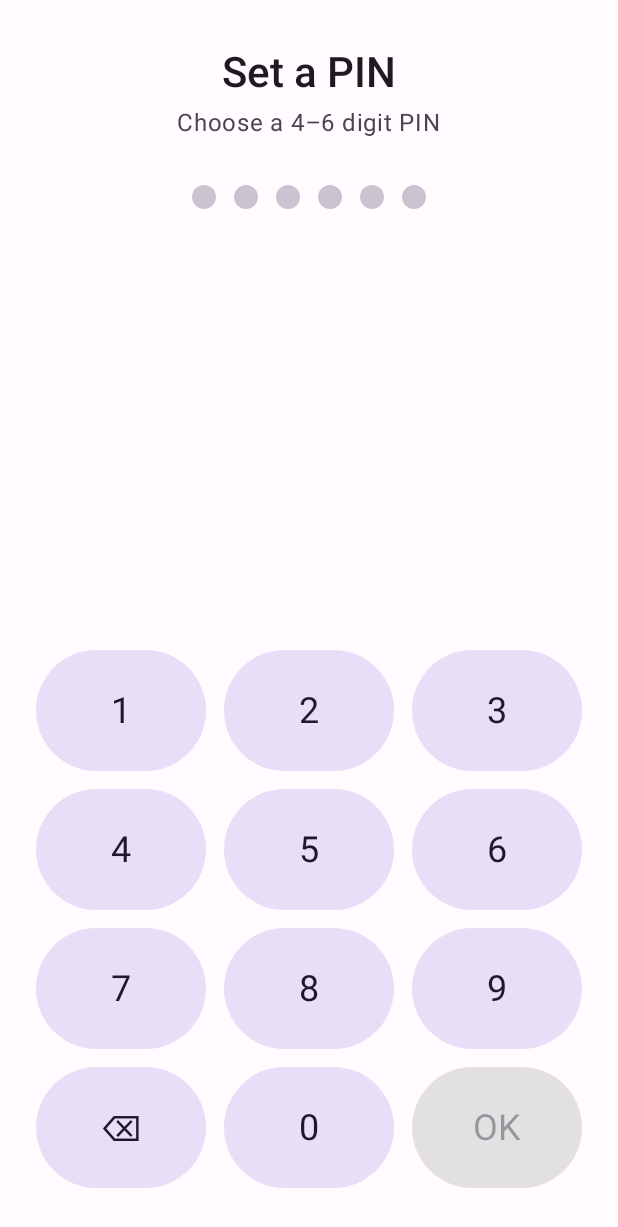
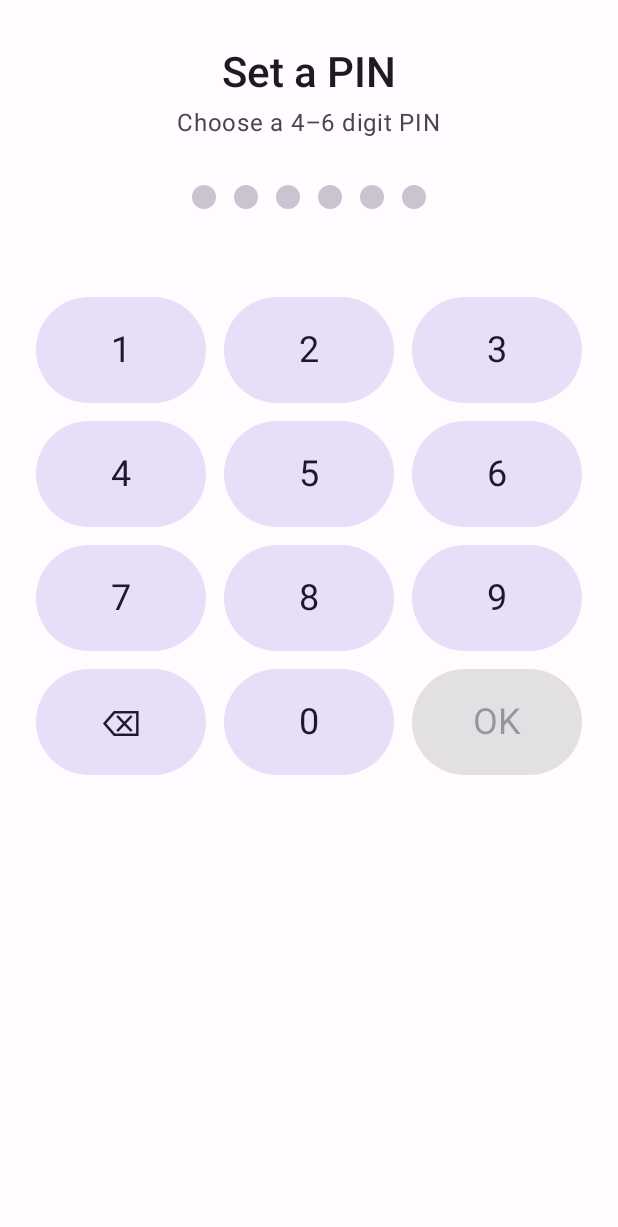
Before and after one commit to GMatshwane/PinAlarmLock, an Android app built with Jetpack Compose: the screen it shows after launch (MainActivity), on a phone screen of 412 x 824 dp. Shown: the top 1227 px of the screen. Run offline under Robolectric (Android 15) with nearby library versions, the phone set to English and light mode, and no system bars.

Commit message:
Make PIN screens scrollable on small devices.
Tighten pad key aspect ratio and allow the setup and lock layouts to scroll instead of clipping.

Co-authored-by: Gordon Matshwane <GordonIntegrove@users.noreply.github.com>

```diff
--- a/app/src/main/java/com/example/pinalarmlock/ui/lock/LockScreen.kt
+++ b/app/src/main/java/com/example/pinalarmlock/ui/lock/LockScreen.kt
@@ -6,6 +6,8 @@ import androidx.compose.foundation.layout.Spacer
 import androidx.compose.foundation.layout.fillMaxSize
 import androidx.compose.foundation.layout.height
 import androidx.compose.foundation.layout.padding
+import androidx.compose.foundation.rememberScrollState
+import androidx.compose.foundation.verticalScroll
 import androidx.compose.material3.MaterialTheme
 import androidx.compose.material3.Text
 import androidx.compose.runtime.Composable
@@ -28,9 +30,10 @@ fun LockScreen(
         Column(
             modifier = Modifier
                 .fillMaxSize()
+                .verticalScroll(rememberScrollState())
                 .padding(horizontal = 24.dp, vertical = 32.dp),
             horizontalAlignment = Alignment.CenterHorizontally,
-            verticalArrangement = Arrangement.SpaceBetween,
+            verticalArrangement = Arrangement.spacedBy(24.dp),
         ) {
             Column(horizontalAlignment = Alignment.CenterHorizontally) {
                 Text(
--- a/app/src/main/java/com/example/pinalarmlock/ui/lock/PinPad.kt
+++ b/app/src/main/java/com/example/pinalarmlock/ui/lock/PinPad.kt
@@ -97,7 +97,7 @@ fun PinPad(
                         enabled = enabled,
                         modifier = Modifier
                             .weight(1f)
-                            .aspectRatio(1.4f)
+                            .aspectRatio(1.6f)
                             .semantics {
                                 contentDescription = when (key) {
                                     "⌫" -> backspaceLabel
--- a/app/src/main/java/com/example/pinalarmlock/ui/setup/SetupScreen.kt
+++ b/app/src/main/java/com/example/pinalarmlock/ui/setup/SetupScreen.kt
@@ -6,6 +6,8 @@ import androidx.compose.foundation.layout.Spacer
 import androidx.compose.foundation.layout.fillMaxSize
 import androidx.compose.foundation.layout.height
 import androidx.compose.foundation.layout.padding
+import androidx.compose.foundation.rememberScrollState
+import androidx.compose.foundation.verticalScroll
 import androidx.compose.material3.MaterialTheme
 import androidx.compose.material3.Text
 import androidx.compose.runtime.Composable
@@ -33,9 +35,10 @@ fun SetupScreen(
         Column(
             modifier = Modifier
                 .fillMaxSize()
+                .verticalScroll(rememberScrollState())
                 .padding(horizontal = 24.dp, vertical = 32.dp),
             horizontalAlignment = Alignment.CenterHorizontally,
-            verticalArrangement = Arrangement.SpaceBetween,
+            verticalArrangement = Arrangement.spacedBy(24.dp),
         ) {
             Column(horizontalAlignment = Alignment.CenterHorizontally) {
                 Text(
```
